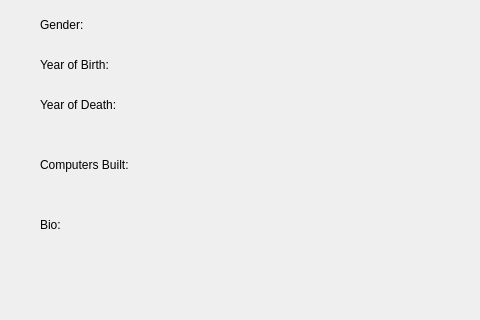
The window that infoscientist.ui (olofristen/VLN1_Skil3) describes before a commit, drawn with Qt 5; both pictures show x 0 to 480 and y 185 to 505 of the 1054 by 709 pixel window.
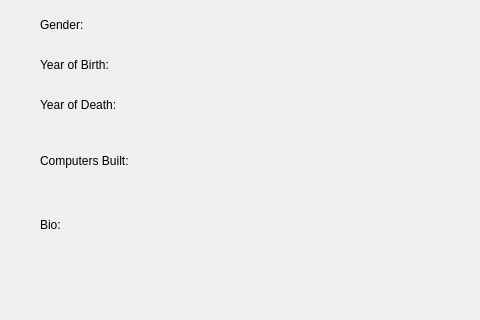
The same window after the commit. Icons and pictures are not drawn.

The edit to the form file:
```diff
--- a/infoscientist.ui
+++ b/infoscientist.ui
@@ -135,9 +135,9 @@
    <property name="geometry">
     <rect>
      <x>40</x>
-     <y>340</y>
+     <y>330</y>
      <width>131</width>
-     <height>19</height>
+     <height>31</height>
     </rect>
    </property>
    <property name="styleSheet">
```
